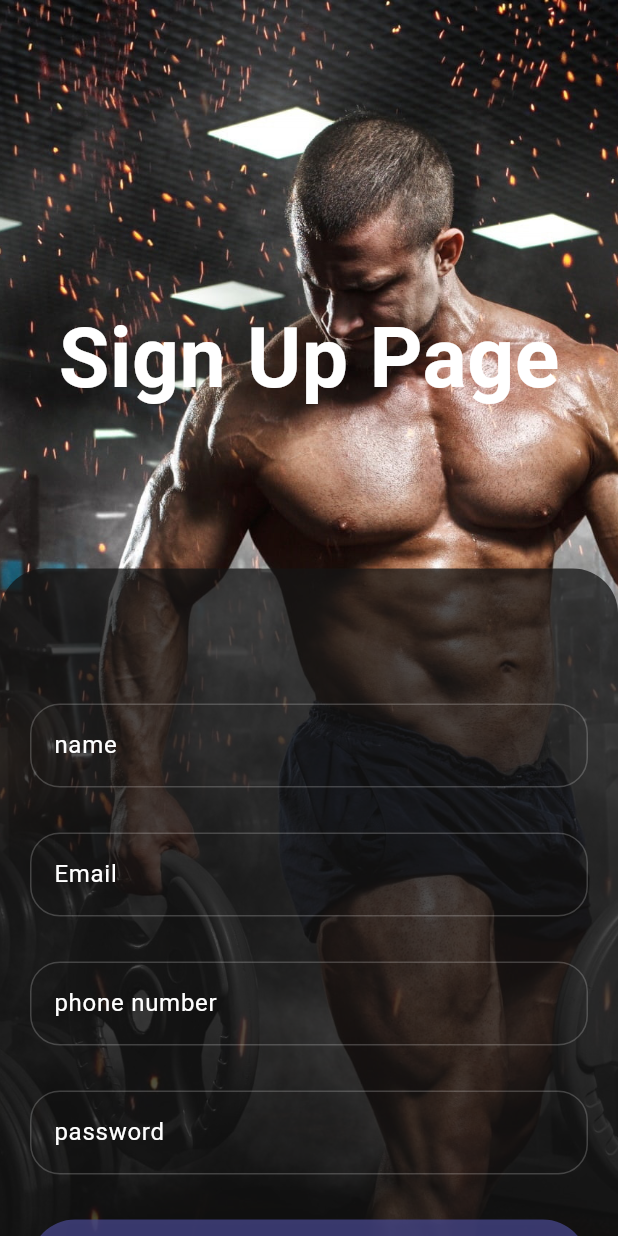
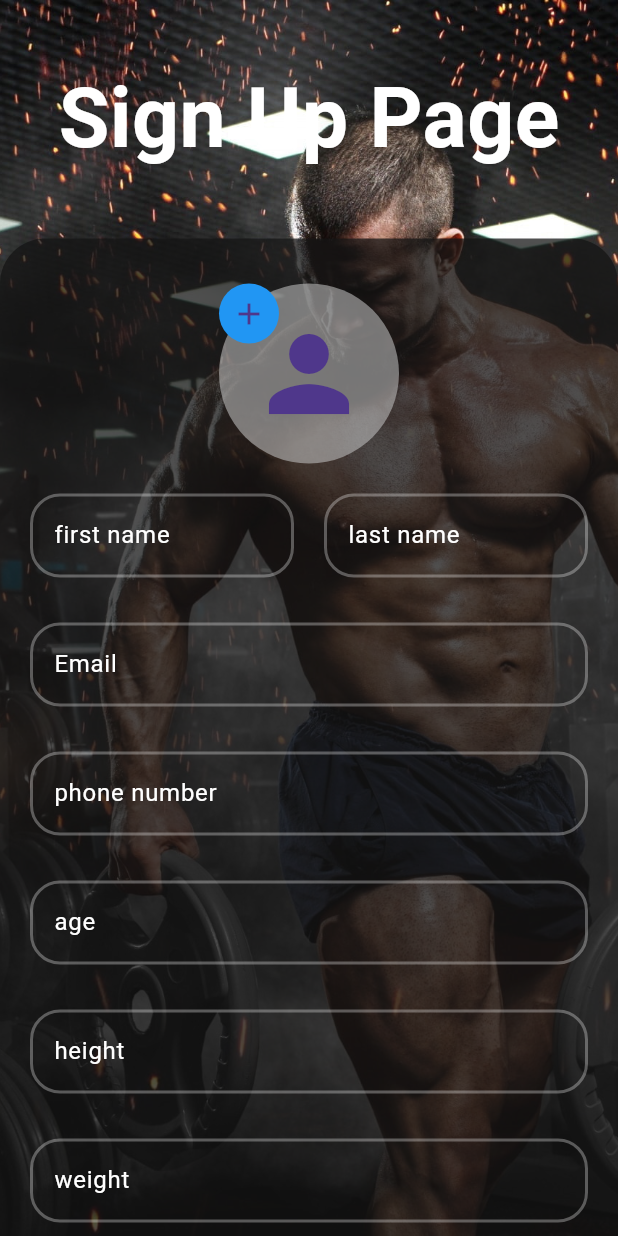
Before and after one commit to Amr-3li/Linkify-Social-Media-App, a Flutter app: the SignupPage screen opened directly, on a phone screen of 412 x 824 dp. Run offline on Flutter 3.47's test engine with Material 3 defaults, Android fonts, the phone set to English and light mode, and no system bars; our stand-ins replace animated_splash_screen, bloc, cached_network_image, cloud_firestore, device_preview, dio and 5 more; accounts and stored records are empty.

Commit message:
add image widget to featch image from gallery

```diff
--- a/lib/Features/register/presentation/view/signup_page.dart
+++ b/lib/Features/register/presentation/view/signup_page.dart
@@ -2,15 +2,19 @@ import 'package:flutter/material.dart';
 import 'package:flutter_bloc/flutter_bloc.dart';
 import 'package:true_gym/Features/register/data/model/user.dart';
 import 'package:true_gym/Features/register/presentation/cubit/auth/auth_cubit.dart';
+import 'package:true_gym/Features/register/presentation/view/widgets/user_image.dart';
+import 'package:true_gym/Features/register/presentation/view/widgets/user_informations.dart';
 import 'package:true_gym/views/widgets/input_text.dart';
 
 // ignore: must_be_immutable
 class SignupPage extends StatelessWidget {
   SignupPage({super.key});
-
+  String image = "";
   TextEditingController emailController = TextEditingController();
   TextEditingController passwordController = TextEditingController();
-  TextEditingController nameController = TextEditingController();
+  TextEditingController fnameController = TextEditingController();
+  TextEditingController lnameController = TextEditingController();
+
   TextEditingController phoneController = TextEditingController();
   TextEditingController ageController = TextEditingController();
   TextEditingController heightController = TextEditingController();
@@ -45,7 +49,7 @@ class SignupPage extends StatelessWidget {
                   mainAxisSize: MainAxisSize.max,
                   children: [
                     const SizedBox(
-                      height: 200,
+                      height: 40,
                     ),
                     const Text(
                       "Sign Up Page",
@@ -55,7 +59,7 @@ class SignupPage extends StatelessWidget {
                           fontWeight: FontWeight.bold),
                     ),
                     const SizedBox(
-                      height: 100,
+                      height: 40,
                     ),
                     Container(
                       padding: const EdgeInsets.symmetric(horizontal: 20),
@@ -68,39 +72,17 @@ class SignupPage extends StatelessWidget {
                         key: keyform,
                         child: Column(
                           children: [
-                            const SizedBox(
-                              height: 90,
-                            ),
-                            InputTextField(
-                              controller: nameController,
-                              hintText: "name",
-                            ),
-                            const SizedBox(
-                              height: 30,
-                            ),
-                            InputTextField(
-                              controller: emailController,
-                              hintText: "Email",
-                            ),
-                            const SizedBox(
-                              height: 30,
-                            ),
-                            InputTextField(
-                              controller: phoneController,
-                              hintText: "phone number",
-                              isnumber: true,
-                            ),
-                            const SizedBox(
-                              height: 30,
-                            ),
-                            InputTextField(
-                              controller: passwordController,
-                              hintText: "password",
-                              isPassword: true,
-                            ),
-                            const SizedBox(
-                              height: 30,
-                            ),
+                            const SizedBox(height: 30),
+                            UserImage(image: image),
+                            UserInformations(
+                                fnameController: fnameController,
+                                lnameController: lnameController,
+                                emailController: emailController,
+                                phoneController: phoneController,
+                                ageController: ageController,
+                                heightController: heightController,
+                                weightController: weightController,
+                                passwordController: passwordController),
                             state is RegisterLoading
                                 ? const CircularProgressIndicator()
                                 : ElevatedButton(
@@ -114,8 +96,8 @@ class SignupPage extends StatelessWidget {
                                             .register(
                                           UserModel(
                                               email: emailController.text,
-                                            fname: nameController.text,
-                                            lname: nameController.text,
+                                              fname: fnameController.text,
+                                              lname: lnameController.text,
                                               phone: phoneController.text,
                                               password: passwordController.text,
                                               isPatient: true,
@@ -123,9 +105,7 @@ class SignupPage extends StatelessWidget {
                                               weight: 0,
                                               height: 0,
                                               lastActive: DateTime.now(),
-                                            image:
-                                                "https://www.pngitem.com/pimgs/m/150-1503945_transparent-user-png-default-user-image-png-png.png",
-                                          ),
+                                              image: image),
                                         );
 
                                         ScaffoldMessenger.of(context)
--- /dev/null
+++ b/lib/Features/register/presentation/view/widgets/user_image.dart
@@ -0,0 +1,31 @@
+import 'package:flutter/material.dart';
+
+class UserImage extends StatelessWidget {
+  const UserImage({
+    super.key,
+    required this.image,
+  });
+  final String image;
+  @override
+  Widget build(BuildContext context) {
+    return Stack(children: [
+      const CircleAvatar(
+          radius: 60,
+          backgroundColor: Color.fromARGB(150, 188, 188, 188),
+          child: Icon(
+            Icons.person,
+            size: 80,
+          )),
+      Positioned(
+          child: CircleAvatar(
+        radius: 20,
+        backgroundColor: Colors.blue,
+        child: IconButton(
+            onPressed: () {},
+            icon: const Icon(
+              Icons.add,
+            )),
+      ))
+    ]);
+  }
+}
--- /dev/null
+++ b/lib/Features/register/presentation/view/widgets/user_informations.dart
@@ -0,0 +1,69 @@
+import 'package:flutter/material.dart';
+import 'package:true_gym/views/widgets/input_text.dart';
+
+class UserInformations extends StatelessWidget {
+  const UserInformations({
+    super.key,
+    required this.fnameController,
+    required this.lnameController,
+    required this.emailController,
+    required this.phoneController,
+    required this.ageController,
+    required this.heightController,
+    required this.weightController,
+    required this.passwordController,
+  });
+
+  final TextEditingController fnameController;
+  final TextEditingController lnameController;
+  final TextEditingController emailController;
+  final TextEditingController phoneController;
+  final TextEditingController ageController;
+  final TextEditingController heightController;
+  final TextEditingController weightController;
+  final TextEditingController passwordController;
+
+  @override
+  Widget build(BuildContext context) {
+    return Column(
+      children: [
+        const SizedBox(height: 20),
+        Row(
+          children: [
+            Expanded(
+              child: InputTextField(
+                  controller: fnameController, hintText: "first name"),
+            ),
+            const SizedBox(width: 20),
+            Expanded(
+              child: InputTextField(
+                  controller: lnameController, hintText: "last name"),
+            ),
+          ],
+        ),
+        const SizedBox(height: 30),
+        InputTextField(controller: emailController, hintText: "Email"),
+        const SizedBox(height: 30),
+        InputTextField(
+            controller: phoneController,
+            hintText: "phone number",
+            isnumber: true),
+        const SizedBox(height: 30),
+        InputTextField(
+            controller: ageController, hintText: "age", isnumber: true),
+        const SizedBox(height: 30),
+        InputTextField(
+            controller: heightController, hintText: "height", isnumber: true),
+        const SizedBox(height: 30),
+        InputTextField(
+            controller: weightController, hintText: "weight", isnumber: true),
+        const SizedBox(height: 30),
+        InputTextField(
+            controller: passwordController,
+            hintText: "password",
+            isPassword: true),
+        const SizedBox(height: 30)
+      ],
+    );
+  }
+}
--- a/lib/views/widgets/input_text.dart
+++ b/lib/views/widgets/input_text.dart
@@ -33,7 +33,7 @@ class InputTextField extends StatelessWidget {
           borderRadius: BorderRadius.all(Radius.circular(20)),
         ),
         enabledBorder: OutlineInputBorder(
-          borderSide: BorderSide(color: color!.withOpacity(0.2), width: 1),
+          borderSide: BorderSide(color: color!.withOpacity(0.3), width: 2),
           borderRadius: BorderRadius.circular(20),
         ),
         focusedBorder: OutlineInputBorder(
```
Lines whose indentation alone changed are shown as unchanged.
